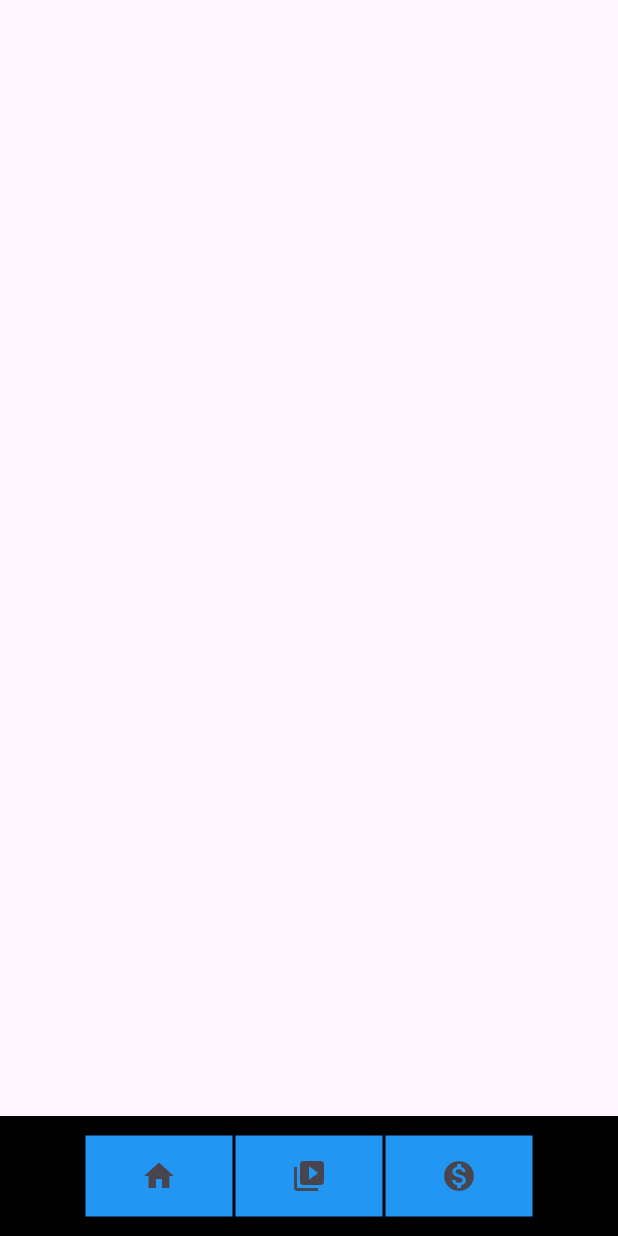
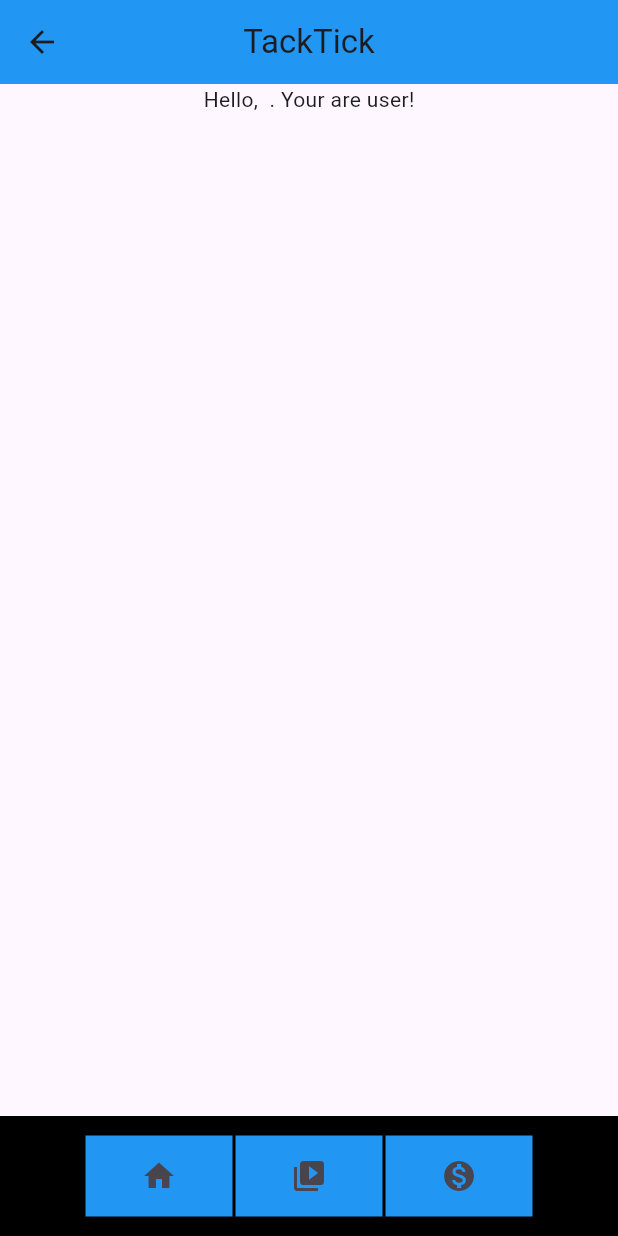
Before and after one commit to IvanIvanov08/tacktick, a Flutter app: the Home screen opened directly, on a phone screen of 412 x 824 dp. Run offline on Flutter 3.47's test engine with Material 3 defaults, Android fonts, the phone set to English and light mode, and no system bars; our stand-ins replace video_player.

Commit message:
Сделали user-login-data-safity и почти готовы к масштабному ALPHA-релизу. Собственно, альфа-версию можно будет найти в разделе "РЕЛИЗЫ" на нашем GitHub.com. Надо только написать бекэнд - и готово!

```diff
--- a/lib/main.dart
+++ b/lib/main.dart
@@ -54,15 +54,59 @@ class _HomeScreenState extends State<HomeScreen> {
   }
 }
 
-class Home extends StatelessWidget {
+class Home extends StatefulWidget {
+  @override
+  _HomeState createState() => _HomeState();
+}
+
+class _HomeState extends State<Home> {
+
+  String _login = '';
+  String _password = '';
+  bool _isPro = false;
+
+  @override
+  void initState() {
+    super.initState();
+    _loadLoginInfo();
+  }
+
+  Future<void> _loadLoginInfo() async {
+    final dir = await getApplicationDocumentsDirectory();
+    final file = File('${dir.path}/login.txt');
+
+    if (await file.exists()) {
+      final lines = await file.readAsLines();
+
+      setState(() {
+        _login = lines[0];
+        _password = lines[1];
+        _isPro = lines[2] == 'True';
+      });
+    }
+  }
+
   @override
   Widget build(BuildContext context) {
     return Scaffold(
-      body: Center(),
+      appBar: AppBar(
+        title: Text('TackTick'),
+        centerTitle: true,
+        backgroundColor: Colors.blue,
+      ),
+
+      body: Center(
+        child: Column(
+          children: <Widget> [
+            Text("Hello, ${_login} ${_password}. Your are ${(_isPro) ? "PREMIUM user" : "user"}!")
+          ],
+        ),
+      ),
+
       bottomNavigationBar: BottomAppBar(
         color: Colors.black,
         child:
-            Row(mainAxisAlignment: MainAxisAlignment.center, children: <Widget>[
+        Row(mainAxisAlignment: MainAxisAlignment.center, children: <Widget>[
           Container(
             height: 100,
             width: 100,
@@ -169,13 +213,15 @@ class _LoginState extends State<Login> {
     final dir = await getApplicationDocumentsDirectory();
     var loginFile = File('${dir.path}/login.txt');
     await loginFile
-        .writeAsString('${_loginController.text}\n${_passwordController.text}');
+        .writeAsString('${_loginController.text}\n${_passwordController.text}\nNoPlus');
   }
 }
 
 class LentaScreen extends StatelessWidget {
   List<String> uris = [
     'https://flutter.github.io/assets-for-api-docs/assets/videos/butterfly.mp4',
+    'https://video.wixstatic.com/video/dcaf2d_695a08e986db4fb8b3cc1c76967b9ff3/1080p/mp4/file.mp4',
+    'https://video.wixstatic.com/video/dcaf2d_719f6b8faa19476aa842379e36099d7f/480p/mp4/file.mp4'
   ];
 
   @override
```
Also changed, not shown: pubspec.lock.
